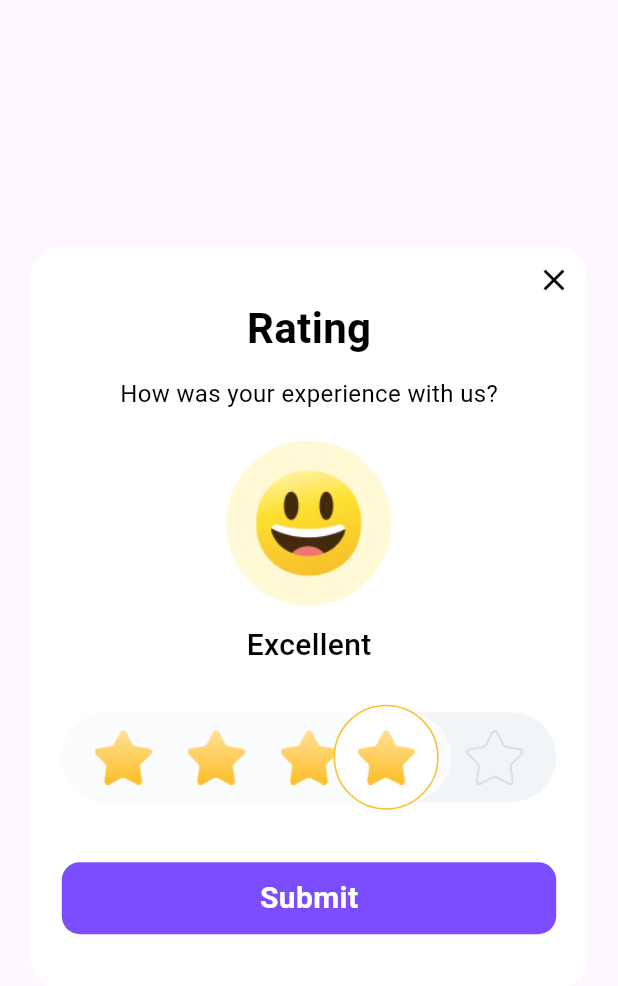
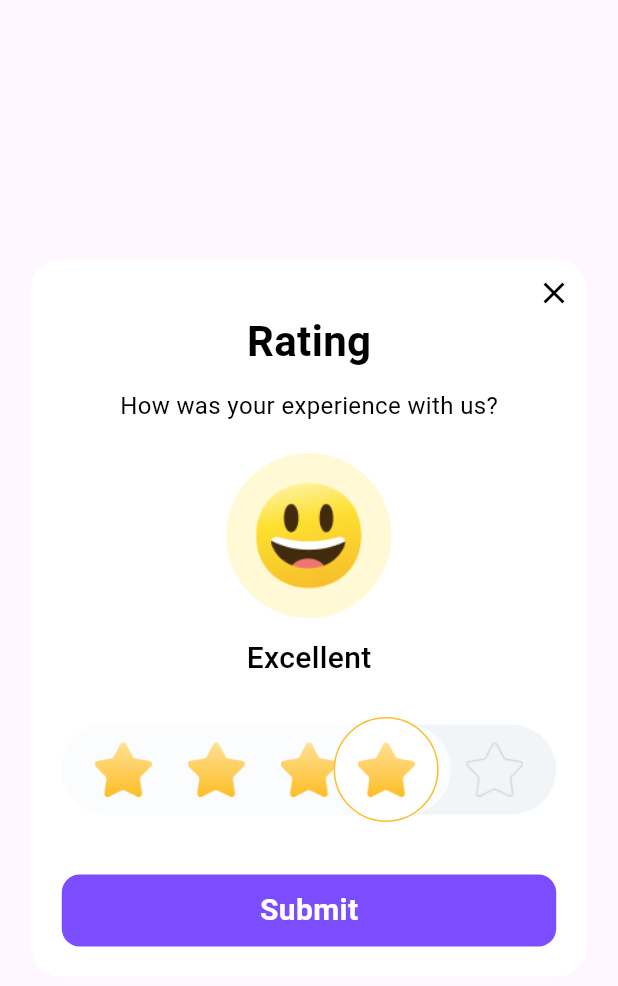
Before and after one commit to maikl13/slide_rating_dialog, a Flutter app: the SlideRatingDialog widget shown alone on an empty page, opened directly, on a phone screen of 412 x 824 dp. Shown: the top 986 px of the screen. Run offline on Flutter 3.47's test engine with Material 2 defaults, Android fonts, the phone set to English and light mode, and no system bars.

Commit message:
height issue resolved

```diff
--- a/example/lib/main.dart
+++ b/example/lib/main.dart
@@ -59,6 +59,7 @@ class _MyHomePageState extends State<MyHomePage> {
                       onRatingChanged: (rating){
                         print(rating.toString());
                       },
+
                       buttonOnTap: (){
                         // Do your Business Logic here;
                         Navigator.pop(context);
--- a/lib/src/slide_rating_dialog_base.dart
+++ b/lib/src/slide_rating_dialog_base.dart
@@ -63,11 +63,12 @@ class _SlideRatingDialogState extends State<SlideRatingDialog> {
         borderRadius: BorderRadius.circular(20.0)
       ),
       child: SizedBox(
-        height: widget.cancelButton ? size.height * 0.6 : size.height * 0.57,
+       // height: widget.cancelButton ? size.height * 0.6 : size.height * 0.57,
         width: size.width * 0.9,
         child: Padding(
           padding: const EdgeInsets.all(10.0),
           child: Column(
+            mainAxisSize: MainAxisSize.min,
             children: [
               widget.cancelButton ? Align(
                 alignment: Alignment.topRight,
@@ -301,7 +302,8 @@ class _SlideRatingDialogState extends State<SlideRatingDialog> {
                         fontWeight: FontWeight.w600
                       ),),
                 ),
-              )
+              ),
+              const SizedBox(height: 10.0, width: 0.0,),
 
             ],
           ),
--- a/pubspec.yaml
+++ b/pubspec.yaml
@@ -1,6 +1,6 @@
 name: slide_rating_dialog
 description: Introducing the Slide Rating Dialog, a customizable and interactive widget for collecting user ratings.
-version: 1.0.1
+version: 1.0.2
 repository: https://github.com/Zee604/slide_rating_dialog.git
 
 environment:
```
Also changed, not shown: 1 other file.
